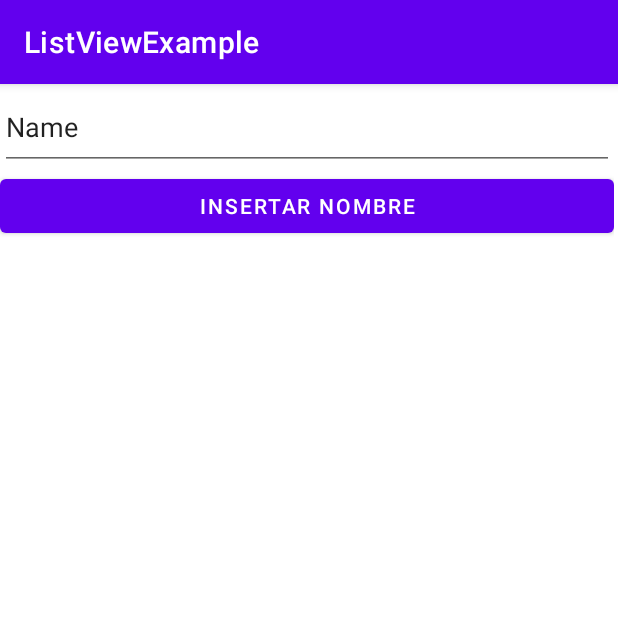
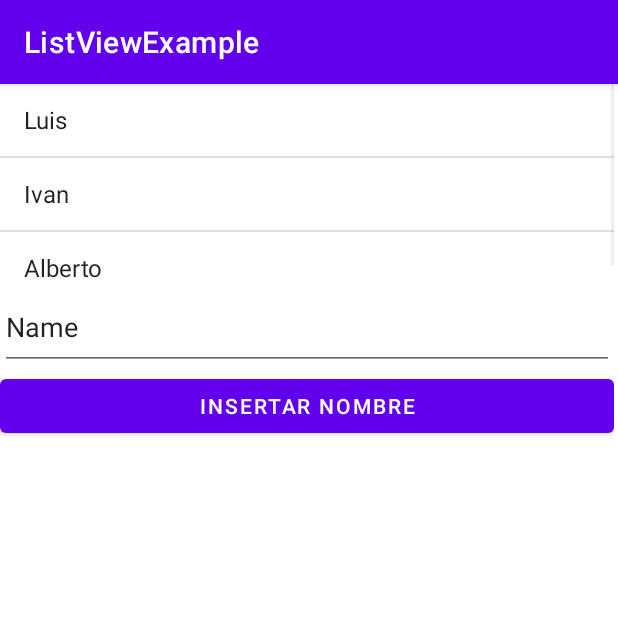
Before and after one commit to luisroah/ListViewExample, an Android app: the ListaNombres screen opened directly, with no data from a screen before it, on a phone screen of 412 x 824 dp, the top half of it. Run offline under Robolectric (Android 15) with nearby library versions, the phone set to English and light mode, and no system bars.

Commit message:
adicion onclick

```diff
--- a/app/src/main/java/com/poli/listviewexample/ListaNombres.java
+++ b/app/src/main/java/com/poli/listviewexample/ListaNombres.java
@@ -5,7 +5,9 @@ import androidx.appcompat.app.AppCompatActivity;
 import android.os.Bundle;
 import android.view.View;
 import android.widget.ArrayAdapter;
+import android.widget.EditText;
 import android.widget.ListView;
+import android.widget.Toast;
 
 import java.util.ArrayList;
 
@@ -13,12 +15,14 @@ public class ListaNombres extends AppCompatActivity {
 
     private ListView listaNombres;
     private ArrayList<String> nombres;
+    private EditText txtIngresarNombre;
 
     @Override
     protected void onCreate(Bundle savedInstanceState) {
         super.onCreate(savedInstanceState);
         setContentView(R.layout.activity_lista_nombres);
         listaNombres = findViewById(R.id.lvListNames);
+        txtIngresarNombre = findViewById(R.id.etIngresarNombre);
 
         nombres = new ArrayList<String>();
 
@@ -26,12 +30,19 @@ public class ListaNombres extends AppCompatActivity {
         nombres.add("Ivan");
         nombres.add("Alberto");
 
+        cargarLista();
+    }
+
+    public void agregarNombreBTN(View view){
+        String nombre = txtIngresarNombre.getText().toString();
+        Toast toast = Toast.makeText(getApplicationContext(), "Ingresó"+nombre, Toast.LENGTH_LONG);
+        toast.show();
+        nombres.add(nombre);
+        cargarLista();
+    }
+
+    public void cargarLista(){
         ArrayAdapter<String> listNombreAdapter = new ArrayAdapter<String>(this, android.R.layout.simple_list_item_1, nombres);
-
         listaNombres.setAdapter(listNombreAdapter);
     }
-
-    public void agregarNombre(View view){
-        //String nombre = etIngresarNombre
-    }
 }
--- a/app/src/main/res/layout/activity_lista_nombres.xml
+++ b/app/src/main/res/layout/activity_lista_nombres.xml
@@ -12,8 +12,8 @@
     <ListView
         android:id="@+id/lvListNames"
         android:layout_width="411dp"
-        android:layout_height="0dp"
-        tools:ignore="Suspicious0dp"></ListView>
+        android:layout_height="133dp"
+        tools:ignore="Suspicious0dp"/>
 
     <EditText
         android:id="@+id/etIngresarNombre"
@@ -24,9 +24,10 @@
         android:text="Name" />
 
     <Button
-        android:id="@+id/button3"
+        android:id="@+id/btnIngresarNombre"
         android:layout_width="match_parent"
         android:layout_height="wrap_content"
+        android:onClick="agregarNombreBTN"
         android:text="Insertar nombre" />
 
 </LinearLayout>
```
